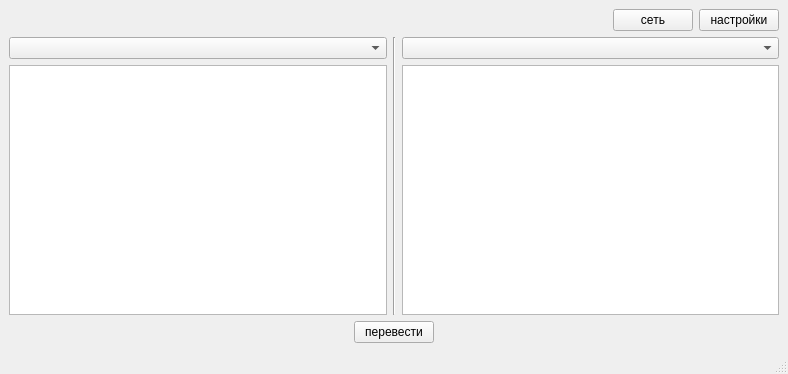
First picture: the form in mainwindow.ui, repository sophiabob/mini-translater, before the edit.
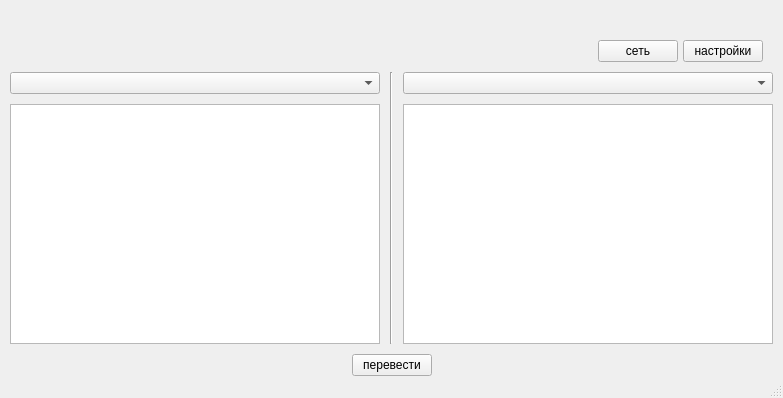
Second picture: the form after the edit.

Diff of the .ui file:
```diff
--- a/mainwindow.ui
+++ b/mainwindow.ui
@@ -6,19 +6,61 @@
    <rect>
     <x>0</x>
     <y>0</y>
-    <width>788</width>
-    <height>374</height>
+    <width>783</width>
+    <height>398</height>
    </rect>
   </property>
   <property name="windowTitle">
    <string>MainWindow</string>
   </property>
-  <widget class="QWidget" name="centralwidget">
+  <property name="animated">
+   <bool>true</bool>
+  </property>
+  <property name="documentMode">
+   <bool>false</bool>
+  </property>
+  <widget class="QWidget" name="centralWidget">
    <layout class="QGridLayout" name="gridLayout_3">
+    <property name="sizeConstraint">
+     <enum>QLayout::SizeConstraint::SetDefaultConstraint</enum>
+    </property>
+    <property name="leftMargin">
+     <number>10</number>
+    </property>
+    <property name="topMargin">
+     <number>5</number>
+    </property>
+    <property name="rightMargin">
+     <number>10</number>
+    </property>
+    <property name="bottomMargin">
+     <number>0</number>
+    </property>
+    <property name="spacing">
+     <number>0</number>
+    </property>
     <item row="0" column="0">
      <layout class="QGridLayout" name="gridLayout_2">
+      <property name="spacing">
+       <number>0</number>
+      </property>
       <item row="0" column="0">
        <layout class="QHBoxLayout" name="horizontalLayout">
+        <property name="spacing">
+         <number>5</number>
+        </property>
+        <property name="leftMargin">
+         <number>5</number>
+        </property>
+        <property name="topMargin">
+         <number>35</number>
+        </property>
+        <property name="rightMargin">
+         <number>10</number>
+        </property>
+        <property name="bottomMargin">
+         <number>10</number>
+        </property>
         <item>
          <spacer name="horizontalSpacer_3">
           <property name="orientation">
@@ -49,9 +91,21 @@
        </layout>
       </item>
       <item row="1" column="0">
-       <layout class="QGridLayout" name="gridLayout">
+       <layout class="QGridLayout" name="gridLayout" rowstretch="0" rowminimumheight="0">
+        <property name="rightMargin">
+         <number>0</number>
+        </property>
+        <property name="horizontalSpacing">
+         <number>10</number>
+        </property>
+        <property name="verticalSpacing">
+         <number>0</number>
+        </property>
         <item row="0" column="0">
          <layout class="QVBoxLayout" name="verticalLayout">
+          <property name="spacing">
+           <number>10</number>
+          </property>
           <item>
            <widget class="QComboBox" name="comboBox"/>
           </item>
@@ -76,6 +130,9 @@
         </item>
         <item row="0" column="2">
          <layout class="QVBoxLayout" name="verticalLayout_2">
+          <property name="spacing">
+           <number>10</number>
+          </property>
           <item>
            <widget class="QComboBox" name="comboBox_2"/>
           </item>
@@ -95,6 +152,12 @@
       </item>
       <item row="2" column="0">
        <layout class="QHBoxLayout" name="horizontalLayout_2">
+        <property name="spacing">
+         <number>5</number>
+        </property>
+        <property name="topMargin">
+         <number>10</number>
+        </property>
         <item>
          <spacer name="horizontalSpacer">
           <property name="orientation">
```
Left out of the diff: 16 changed lines with no effect on the pictures.
